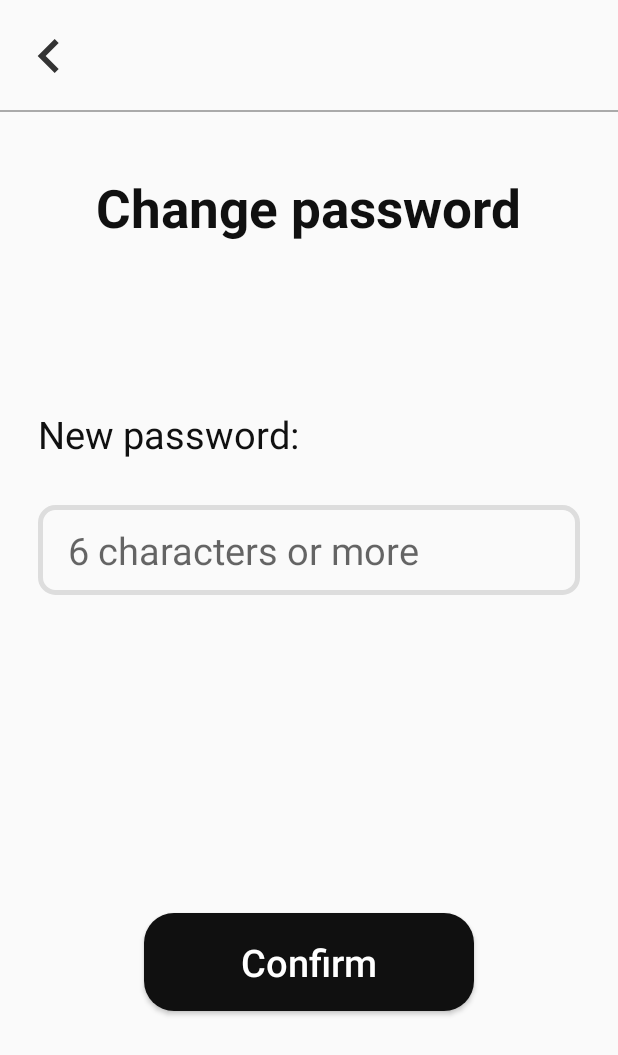
After one commit to Xiaoshu-Chen/Mobile_Project, an Android app: the change_password screen opened directly, with no data from a screen before it, on a phone screen of 412 x 824 dp. The commit adds this screen. Shown: the top 1055 px of the screen. Run offline under Robolectric (Android 15) with nearby library versions, the phone set to English and light mode, and no system bars; our stand-ins replace Firebase (no records; nobody signed in at launch, a user with empty details on screens opened directly).

Commit message:
setting and some debug

```diff
--- a/app/src/main/java/com/example/demo/MapsActivity.java
+++ b/app/src/main/java/com/example/demo/MapsActivity.java
@@ -113,6 +113,8 @@ public class MapsActivity extends AppCompatActivity
             public boolean onNavigationItemSelected(@NonNull MenuItem item) {
                 switch (item.getItemId()) {
                     case R.id.settings:
+                        Intent intent1 = new Intent(getApplicationContext(), setting.class);
+                        startActivity(intent1);
 
                         break;
                     case R.id.add:
--- /dev/null
+++ b/app/src/main/java/com/example/demo/change_password.java
@@ -0,0 +1,60 @@
+package com.example.demo;
+
+import androidx.annotation.NonNull;
+import androidx.appcompat.app.AppCompatActivity;
+
+import android.content.Intent;
+import android.os.Bundle;
+import android.view.View;
+import android.widget.Button;
+import android.widget.EditText;
+import android.widget.ImageView;
+import android.widget.Toast;
+
+import com.google.android.gms.tasks.OnCompleteListener;
+import com.google.android.gms.tasks.Task;
+import com.google.firebase.auth.FirebaseAuth;
+import com.google.firebase.auth.FirebaseUser;
+
+public class change_password extends AppCompatActivity {
+
+    EditText change_password;
+    Button confirm;
+    ImageView back;
+
+    @Override
+    protected void onCreate(Bundle savedInstanceState) {
+        super.onCreate(savedInstanceState);
+        setContentView(R.layout.activity_change_password);
+
+        change_password = findViewById(R.id.change_password);
+        confirm = findViewById(R.id.confirm);
+        back = findViewById(R.id.back);
+
+        back.setOnClickListener(new View.OnClickListener(){
+            public void onClick(View v){
+                Intent intent = new Intent(getApplicationContext(), setting.class);
+                startActivity(intent);
+            }
+        });
+    }
+
+    public void confirmBtn(View view) {
+        String password = change_password.getText().toString();
+
+        FirebaseUser user = FirebaseAuth.getInstance().getCurrentUser();
+
+        user.updatePassword(password)
+                .addOnCompleteListener(new OnCompleteListener<Void>() {
+                    @Override
+                    public void onComplete(@NonNull Task<Void> task) {
+                        if (task.isSuccessful()) {
+                            Toast.makeText(change_password.this, "Update success!",
+                                    Toast.LENGTH_SHORT).show();
+                            Intent intent = new Intent(getApplicationContext(), setting.class);
+                            startActivity(intent);
+                        }
+                    }
+                });
+    }
+}
--- a/app/src/main/java/com/example/demo/choose_location.java
+++ b/app/src/main/java/com/example/demo/choose_location.java
@@ -29,6 +29,8 @@ import com.google.android.gms.maps.model.Marker;
 import com.google.android.gms.maps.model.MarkerOptions;
 import com.google.android.gms.tasks.OnSuccessListener;
 import com.google.android.gms.tasks.Task;
+
+import org.json.JSONObject;
 
 import java.util.List;
 import java.util.Locale;
@@ -79,6 +81,7 @@ public class choose_location extends FragmentActivity implements OnMapReadyCallb
         mMap.getUiSettings().setZoomControlsEnabled(true);
         LatLng current = new LatLng(currentLocation.getLatitude(),currentLocation.getLongitude());
 //        Log.d(TAG, "address1: "+currentLocation.getLatitude()+","+currentLocation.getLongitude());
+
 
         currentMarker = mMap.addMarker(new MarkerOptions().position(current).title("Current location"));
         mMap.moveCamera(CameraUpdateFactory.newLatLngZoom(current, 15));
--- /dev/null
+++ b/app/src/main/res/layout/activity_change_password.xml
@@ -0,0 +1,87 @@
+<?xml version="1.0" encoding="utf-8"?>
+<RelativeLayout xmlns:android="http://schemas.android.com/apk/res/android"
+    xmlns:app="http://schemas.android.com/apk/res-auto"
+    xmlns:tools="http://schemas.android.com/tools"
+    android:layout_width="match_parent"
+    android:layout_height="match_parent"
+    tools:context=".change_password">
+
+    <ImageView
+        android:id="@+id/graffiti_icon"
+        android:layout_width="55dp"
+        android:layout_height="55dp"
+        android:layout_centerHorizontal="true"
+        android:layout_marginTop="10dp" />
+
+    <ImageView
+        android:id="@+id/back"
+        android:layout_width="45dp"
+        android:layout_height="45dp"
+        android:background="@drawable/back"
+        android:layout_marginBottom="5dp"
+        android:layout_marginLeft="10dp"
+        android:layout_alignBottom="@+id/graffiti_icon"/>
+
+    <View
+        android:id="@+id/line"
+        android:layout_width="match_parent"
+        android:layout_height="1dp"
+        android:background="@android:color/darker_gray"
+        android:layout_below="@+id/back"
+        android:layout_marginTop="8dp"/>
+
+    <TextView
+        android:id="@+id/title"
+        android:layout_width="wrap_content"
+        android:layout_height="wrap_content"
+        android:layout_below="@+id/line"
+        android:text="Change password"
+        android:layout_centerHorizontal="true"
+        android:textSize="35dp"
+        android:textColor="#101010"
+        android:textStyle="bold"
+        android:layout_marginTop="40dp"/>
+
+    <TextView
+        android:id="@+id/password"
+        android:layout_width="match_parent"
+        android:layout_height="wrap_content"
+        android:text="New password:"
+        android:layout_below="@+id/title"
+        android:textSize="25dp"
+        android:textColor="#101010"
+        android:layout_marginTop="110dp"
+        android:layout_marginLeft="25dp"/>
+
+    <EditText
+        android:layout_width="match_parent"
+        android:layout_height="60dp"
+        android:textSize="25dp"
+        android:id="@+id/change_password"
+        android:hint="6 characters or more"
+        android:layout_below="@+id/password"
+        android:layout_marginLeft="25dp"
+        android:layout_marginRight="25dp"
+        android:layout_marginTop="30dp"
+        android:background="@drawable/edit_text2"
+        android:paddingLeft="20dp"
+        android:inputType="textPassword"
+        />
+
+    <Button
+        android:onClick="confirmBtn"
+        android:id="@+id/confirm"
+        android:layout_width="220dp"
+        android:layout_height="65dp"
+        android:textSize="25sp"
+        android:text="Confirm"
+        android:layout_alignParentBottom="true"
+        android:layout_marginBottom="150dp"
+        android:layout_centerHorizontal="true"
+        android:background="@drawable/button1"
+        android:textColor="#FFFFFF"
+        android:textAllCaps="false"
+        />
+
+
+</RelativeLayout>
```
Also changed, not shown: app/src/main/AndroidManifest.xml (+4 -3 lines), app/src/main/java/com/example/demo/AddEvent.java (+34 -5 lines), app/src/main/java/com/example/demo/change_name.java (added, +67 -0 lines), app/src/main/java/com/example/demo/setting.java (added, +60 -0 lines), app/src/main/res/layout/activity_change_name.xml (added, +86 -0 lines), app/src/main/res/layout/activity_setting.xml (added, +82 -0 lines).
